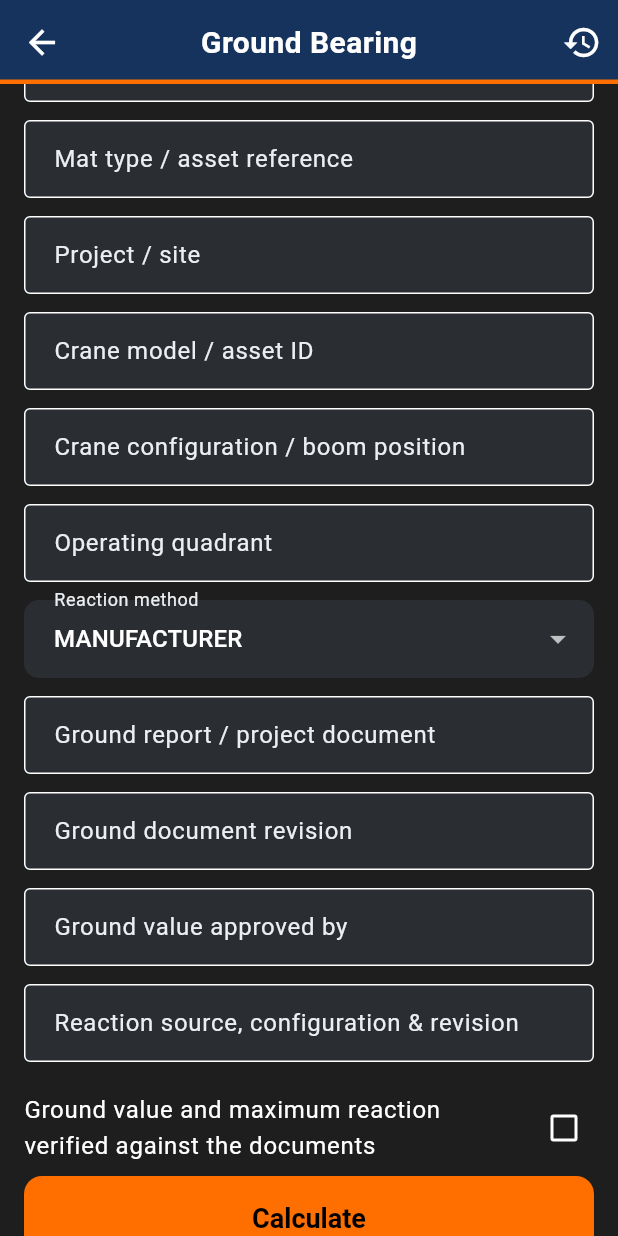
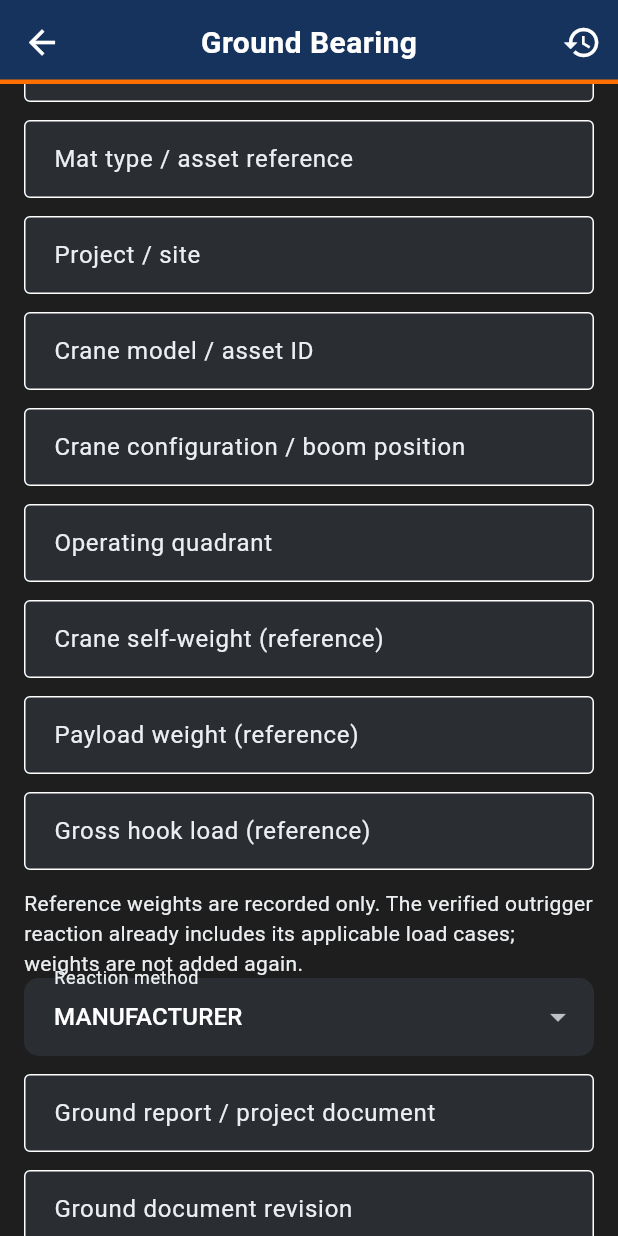
Before and after one commit to shahnawazzafarsiddiquee-bit/Saddam-Rigging-AZ-Master-Calculator, a Flutter app: the GroundBearingScreen screen opened directly, scrolled down 576 dp, on a phone screen of 412 x 824 dp. Run offline on Flutter 3.47's test engine with Material 3 defaults, Android fonts, the phone set to English and light mode, and no system bars; our stand-ins replace file_picker, image_picker, pdf, permission_handler, printing, qr_flutter and 2 more; missing offline and left inert: google_mlkit_text_recognition, mobile_scanner; accounts and stored records are empty.

Commit message:
Keep unknown ground capacity explicit and record crane load references [skip ci]

```diff
--- a/lib/screens/ground_bearing.dart
+++ b/lib/screens/ground_bearing.dart
@@ -95,15 +95,26 @@ class _GroundBearingScreenState extends State<GroundBearingScreen> {
       lengthM: number('Effective bearing length'),
       widthM: number('Effective bearing width'),
       allowablePa:
-          number('Allowable ground pressure from approved report') *
-          1000 *
-          CalculationEngine.gravity,
+          optional('Allowable ground pressure from approved report') == null
+          ? null
+          : number('Allowable ground pressure from approved report') *
+                1000 *
+                CalculationEngine.gravity,
       padLengthM: optional('Pad length'),
       padWidthM: optional('Pad width'),
       thicknessM: optional('Mat thickness') == null
           ? null
           : number('Mat thickness') / 1000,
       quantity: count,
+      craneMassKg: optional('Crane self-weight (reference)') == null
+          ? null
+          : number('Crane self-weight (reference)') * 1000,
+      payloadMassKg: optional('Payload weight (reference)') == null
+          ? null
+          : number('Payload weight (reference)') * 1000,
+      grossHookMassKg: optional('Gross hook load (reference)') == null
+          ? null
+          : number('Gross hook load (reference)') * 1000,
       verified: verified,
       now: DateTime.now(),
     );
@@ -144,6 +155,8 @@ class _GroundBearingScreenState extends State<GroundBearingScreen> {
             'Ground document / revision':
                 '${data['groundSource']} / ${data['revision']}',
             'Approved by': '${data['approvedBy']}',
+            'Crane / payload / gross kg':
+                '${data['craneMassKg'] ?? 'unknown'} / ${data['payloadMassKg'] ?? 'unknown'} / ${data['grossHookMassKg'] ?? 'unknown'}',
             'Reaction N': '${inputs['reactionN']}',
             'Allowable Pa': '${inputs['allowablePa']}',
             'Mat L x W x thickness m':
@@ -287,6 +300,12 @@ class _GroundBearingScreenState extends State<GroundBearingScreen> {
             field('Crane model / asset ID'),
             field('Crane configuration / boom position'),
             field('Operating quadrant'),
+            field('Crane self-weight (reference)', unit: 't'),
+            field('Payload weight (reference)', unit: 't'),
+            field('Gross hook load (reference)', unit: 't'),
+            const Text(
+              'Reference weights are recorded only. The verified outrigger reaction already includes its applicable load cases; weights are not added again.',
+            ),
             DropdownButtonFormField<String>(
               initialValue: kind,
               isExpanded: true,
@@ -351,9 +370,11 @@ class _GroundBearingScreenState extends State<GroundBearingScreen> {
                         'Pressure: ${((values!['pressurePa'] as num) / 1000).toStringAsFixed(2)} kPa',
                       ),
                       Text('Provided area: ${values['providedAreaM2']} m2'),
-                      Text('Required area: ${values['requiredAreaM2']} m2'),
                       Text(
-                        'Utilization: ${(values['utilizationPercent'] as num).toStringAsFixed(2)}%',
+                        'Required area: ${values['requiredAreaM2'] ?? 'UNKNOWN'} m2',
+                      ),
+                      Text(
+                        'Utilization: ${(values['utilizationPercent'] as num?)?.toStringAsFixed(2) ?? 'UNKNOWN'}%',
                       ),
                       SizedBox(
                         height: 200,
```
